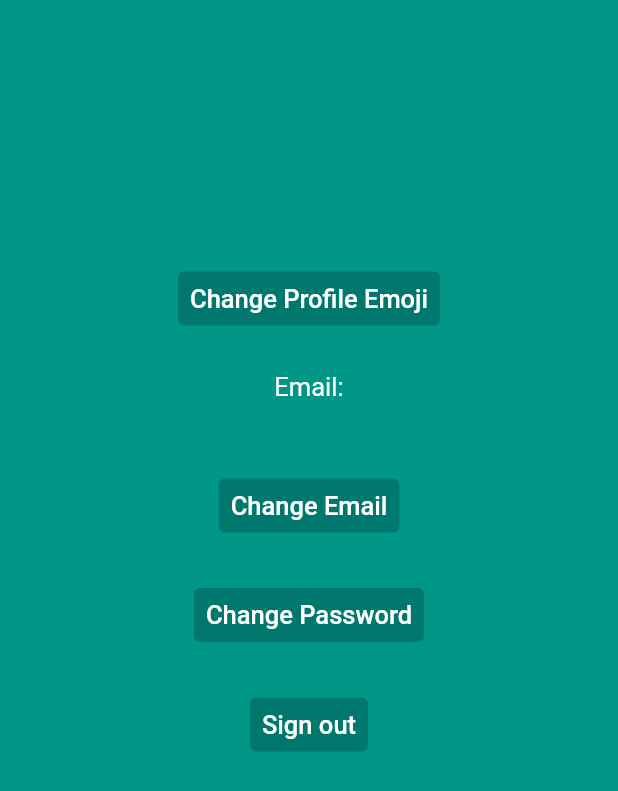
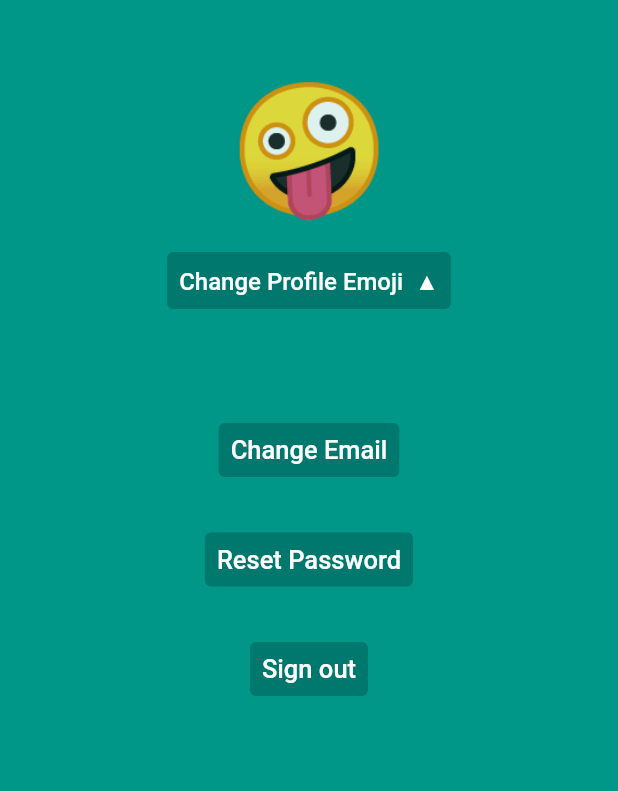
Before and after one commit to nickeastmond/Pollar, a Flutter app: the ProfilePage screen opened directly, on a phone screen of 412 x 824 dp. Shown: the top 791 px of the screen. Run offline on Flutter 3.47's test engine with Material 2 defaults, Android fonts, the light colour scheme and no system bars; our stand-ins replace cloud_firestore, email_validator, firebase_auth, firebase_core, flutter_map, geocoding and 5 more; accounts and stored records are empty; network calls fail.

Commit message:
fixed wacky signup button, reset password implemented, change emoj in progress, email verification postponed

```diff
--- a/lib/model/user/pollar_user_model.dart
+++ b/lib/model/user/pollar_user_model.dart
@@ -2,7 +2,9 @@ import 'dart:ui';
 
 import 'package:cloud_firestore/cloud_firestore.dart';
 import 'package:flutter/material.dart';
+import 'package:firebase_auth/firebase_auth.dart';
 import 'package:pollar/services/auth.dart';
+import 'package:pollar/model/user/database/get_user_db.dart';
 
 const defaultEmoji = "🤪";
 final defaultInnerColor = Colors.blue.value;
@@ -66,7 +68,11 @@ class PollarUser {
 Future<PollarUser> getPollarUser(String uid) async => PollarUser.fromDoc(
     await FirebaseFirestore.instance.collection("PollarUsers").doc(uid).get());
 
+void getEmoji() async  {
+    Object? temp =  await getUserById(FirebaseAuth.instance.currentUser!.uid).;
+    print(temp['emoji']);
 
+}
 
 Future<PollarUser> setEmoji(String emoji) async {
   await FirebaseFirestore.instance
--- a/lib/navigation/profile_page.dart
+++ b/lib/navigation/profile_page.dart
@@ -1,13 +1,9 @@
 import 'package:flutter/material.dart';
 import 'package:pollar/services/auth.dart';
+import 'package:pollar/model/user/database/get_user_db.dart';
 import 'package:pollar/model/user/pollar_user_model.dart';
 import 'package:pollar/login/login_page.dart';
 import '../polls_theme.dart';
-
-String? setPollarUserEmoji(String emoji) {
-  PollarAuth.setDisplayName(emoji);
-  return emoji;
-}
 
 class ProfilePage extends StatefulWidget {
   const ProfilePage({
@@ -19,7 +15,12 @@ class ProfilePage extends StatefulWidget {
 }
 
 class _ProfilePageState extends State<ProfilePage> {
+  //String userEmoji = getEmoji();
+  String changeEmojiText = 'Change Profile Emoji  ▲';
   double? emojiBoxHeight = 0;
+  String  notVerifiedText = '⚠ Unverified email. Press for verification link.';
+  bool unverifiedTextVisibility = true;
+  bool resetPassSent = false;
   String? profEmoji = PollarAuth.getDisplayName();
 
   @override
@@ -36,16 +37,21 @@ class _ProfilePageState extends State<ProfilePage> {
     return TextButton(
       onPressed: () {
         profEmoji = emoji;
-        setPollarUserEmoji(emoji);
+        //setEmoji(emoji);
+        print('hi');
+        getEmoji();
         setState(() {
           emojiBoxHeight = 0;
         });
       },
       child: Text(
         emoji,
-        textScaleFactor: 2,
+        textScaleFactor: 2.5,
       ),
     );
+  }
+
+  void changePassword() {
   }
 
   @override
@@ -72,25 +78,32 @@ class _ProfilePageState extends State<ProfilePage> {
                           child:
                           //if no saved emoji:
                           Text(
-                            profEmoji!,
+                            defaultEmoji,
                             textScaleFactor: 6,
                           ),
                         ),
-                        const SizedBox(height: 25),
+                        const SizedBox(height: 13),
                         // Change emoji functionality
 
                         TextButton(
                           style: ButtonStyle(
                               backgroundColor: MaterialStatePropertyAll(
                                   Colors.black.withOpacity(0.2))),
-                          child: const Text("Change Profile Emoji",
-                              style: TextStyle(
+                          child: Text(
+                              changeEmojiText,
+                              style: const TextStyle(
                                 color: Colors.white,
-                                fontSize: 17,
+                                fontSize: 16,
                               )),
                           onPressed: () {
                             setState(() {
-                              (emojiBoxHeight! > 0) ? emojiBoxHeight = 0 : emojiBoxHeight = 100;
+                              if (emojiBoxHeight! > 0) {
+                                emojiBoxHeight = 0;
+                                changeEmojiText = "Change Profile Emoji  ▲";
+                               } else {
+                                emojiBoxHeight = 100;
+                                changeEmojiText = "Change Profile Emoji  ▼";
+                               }
                             });
                           },
                         ),
@@ -114,25 +127,48 @@ class _ProfilePageState extends State<ProfilePage> {
 
                         const SizedBox(height: 25),
                         // account details
-                        Container(
-                          child: Column(
+
+                        Column(
                           children: [
-                              const Text(
-                                'Email:',
-                                style: TextStyle(
-                                  color: Colors.white,
-                                  fontSize: 17,
-                                ),
-                              ),
                             Text(
-                                // futureToString(getPollarUserEmail()),
                               '${PollarAuth.getEmail()}',
                               style: const TextStyle(
                                 color: Colors.white,
                                 fontSize: 17,
                               ),
                             ),
-                              const SizedBox(height: 25),
+
+                            // ignore for now, button does nothing
+                            // Visibility(
+                            //   visible: PollarAuth.isVerified()! ? false : true,
+                            //   child: TextButton(
+                            //     child: const Text(
+                            //         '⚠ Unverified email. Press for verification link.',
+                            //         style: TextStyle(
+                            //           color: Colors.red,
+                            //           fontSize: 14,
+                            //       ),
+                            //     ),
+                            //     onPressed: () {
+                            //       //PollarAuth.verifyEmail();
+                            //       var verifyEmailSnackBar = const (
+                            //         duration: Duration(seconds: 3),
+                            //         backgroundColor: Colors.red,
+                            //         content: Text(
+                            //           'Verification link has been sent to email',
+                            //           textAlign: TextAlign.center,
+                            //           ),
+                            //       );
+                            //       if (context.mounted) {
+                            //         ScaffoldMessenger.of(context).showSnackBar(verifyEmailSnackBar);
+                            //       }
+                            //     },
+                            //   ),
+                            // ),
+
+                          ],
+                        ),
+                        const SizedBox(height: 20),
                         // change email
                         TextButton(
                           style: ButtonStyle(
@@ -147,29 +183,39 @@ class _ProfilePageState extends State<ProfilePage> {
                             ),
                           ),
                           onPressed: () {
-                                  // change email
+                            // prompt for password
+                            // send emai
                           },
                         ),
                         const SizedBox(height: 25),
                         //change password button
+                        // ISSUE: 1st pass reset email gets sent to spam, need to connect email to custom domain
                         TextButton(
                           style: ButtonStyle(
                             backgroundColor: MaterialStatePropertyAll(
                                 Colors.black.withOpacity(0.2)),
                           ),
                           child: const Text(
-                                  "Change Password",
+                            "Reset Password",
                             style: TextStyle(
                               color: Colors.white,
                               fontSize: 17,
                             ),
                           ),
-                                onPressed: () {
-                                  // change pass
+                          onPressed: () async{
+                            PollarAuth.resetPassword();
+                            var passResetSnackBar = const SnackBar(
+                              duration: Duration(seconds: 3),
+                              backgroundColor: Colors.red,
+                              content: Text(
+                                'Password reset link sent to email',
+                                textAlign: TextAlign.center,
+                                ),
+                            );
+                            if (context.mounted) {
+                              ScaffoldMessenger.of(context).showSnackBar(passResetSnackBar);
+                            }
                           },
-                              ),
-                            ],
-                          ),
                         ),
                         const SizedBox(height: 25),
 
--- a/pubspec.yaml
+++ b/pubspec.yaml
@@ -45,7 +45,7 @@ dependencies:
   firebase_core: ^2.9.0
   cloud_firestore: ^4.5.0
   firebase_analytics: ^10.2.0
-  firebase_auth: ^4.4.0
+  firebase_auth: ^4.2.2
   geolocator: ^9.0.2
   email_validator: ^2.1.17
   permission_handler: ^10.2.0
```
Also changed, not shown: lib/login/signup_page.dart (+16 -11 lines), lib/model/user/database/get_user_db.dart (+5 -2 lines), lib/services/auth.dart (+17 -0 lines). Lines whose indentation alone changed are shown as unchanged.
